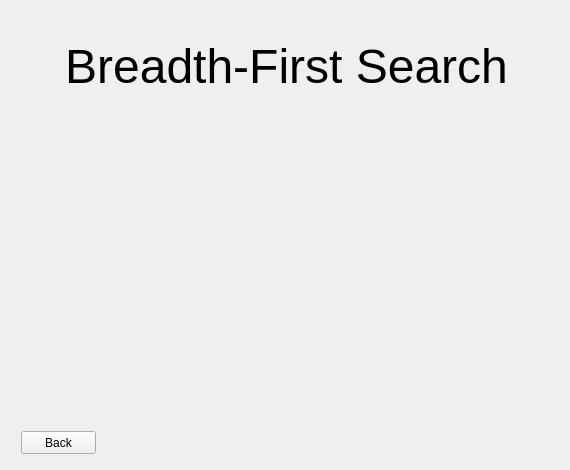
Jesus0342/CS1D-Project-2, file traversegraph.ui: the form before one commit.
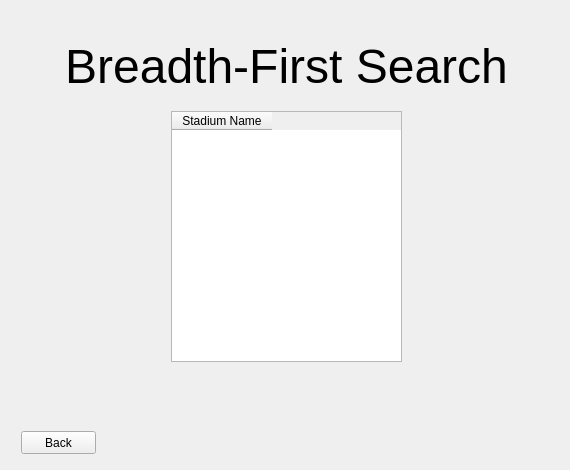
The form after the commit.

```diff
--- a/traversegraph.ui
+++ b/traversegraph.ui
@@ -173,6 +173,34 @@
         <string>Back</string>
        </property>
       </widget>
+      <widget class="QTableWidget" name="tableWidget_BFS">
+       <property name="geometry">
+        <rect>
+         <x>160</x>
+         <y>100</y>
+         <width>231</width>
+         <height>251</height>
+        </rect>
+       </property>
+       <column>
+        <property name="text">
+         <string>Stadium Name</string>
+        </property>
+       </column>
+      </widget>
+      <widget class="QLabel" name="label_distanceBFS">
+       <property name="geometry">
+        <rect>
+         <x>130</x>
+         <y>370</y>
+         <width>281</width>
+         <height>31</height>
+        </rect>
+       </property>
+       <property name="text">
+        <string/>
+       </property>
+      </widget>
      </widget>
     </widget>
    </item>
```
Left out of the diff: 28 changed lines with no effect on the pictures.
